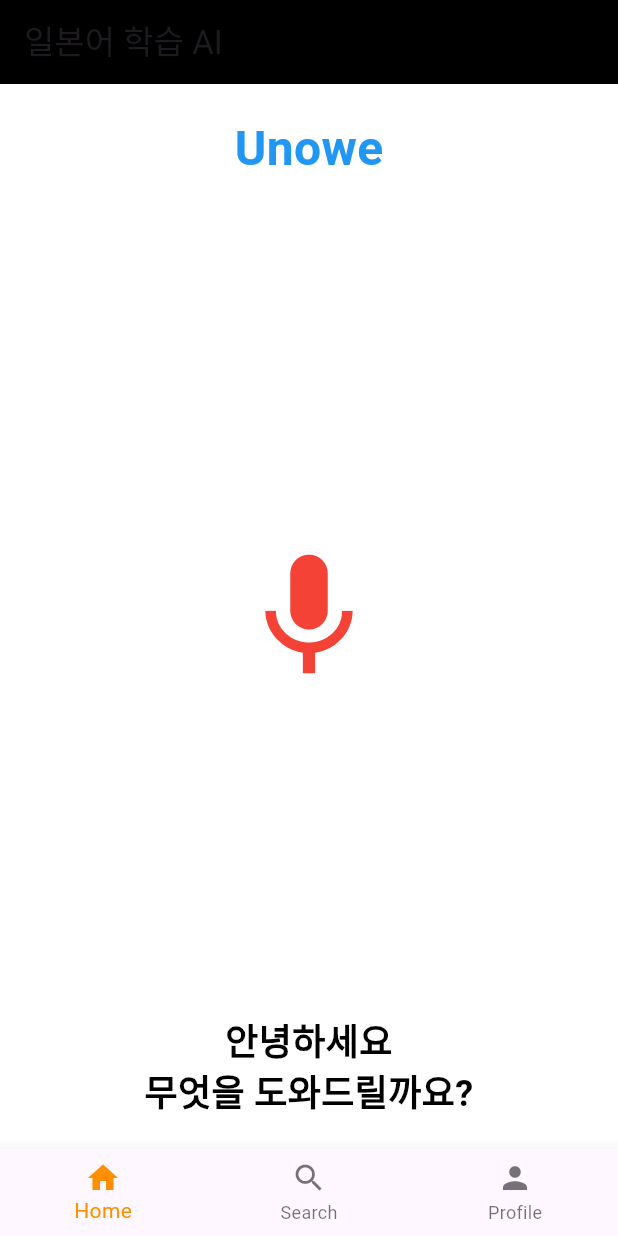
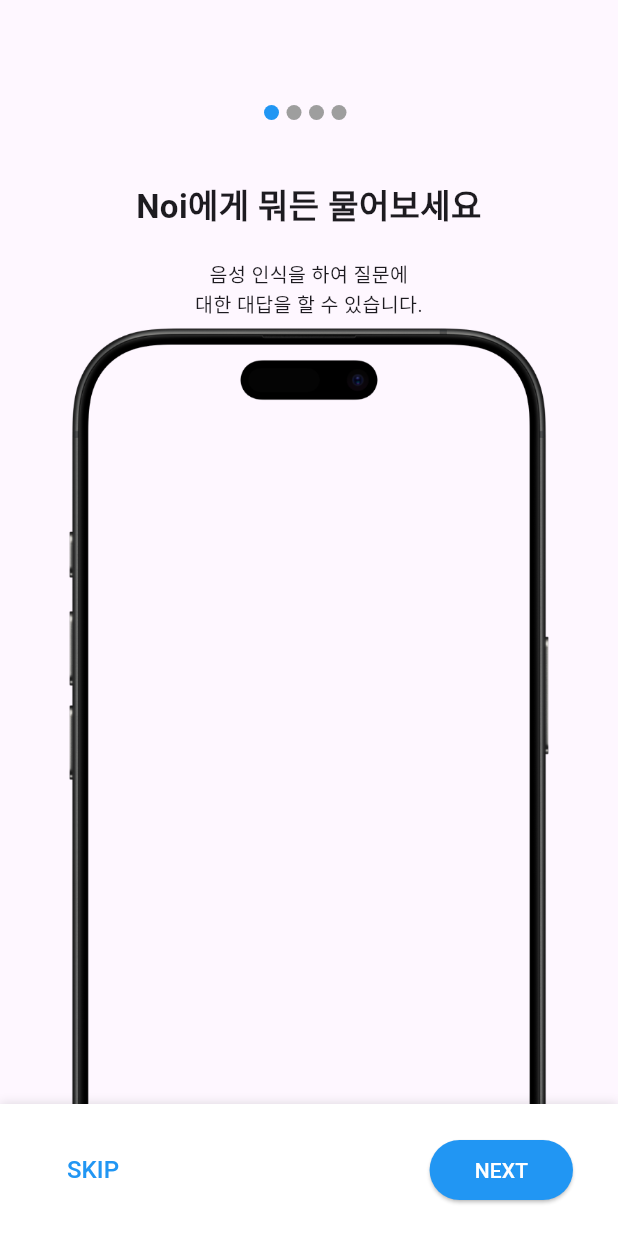
Before and after one commit to Hyun647/UnoweVision, a Flutter app: the screen it shows after launch, on a phone screen of 412 x 824 dp. Run offline on Flutter 3.47's test engine with Material 3 defaults, Android fonts, the phone set to English and light mode, and no system bars; our stand-ins replace flutter_dotenv, flutter_tts, permission_handler, speech_to_text; missing offline and left inert: google_speech.

Commit message:
온보딩 개발중

```diff
--- a/unowevision/lib/main.dart
+++ b/unowevision/lib/main.dart
@@ -3,18 +3,19 @@ import 'package:flutter_tts/flutter_tts.dart';
 import 'package:speech_to_text/speech_to_text.dart' as stt;
 import 'package:http/http.dart' as http;
 import 'dart:convert';
-import 'package:google_speech/google_speech.dart'; // google_speech 패키지 import
-import 'package:flutter_dotenv/flutter_dotenv.dart'; // flutter_dotenv 패키지 추가
+import 'package:google_speech/google_speech.dart';
+import 'package:flutter_dotenv/flutter_dotenv.dart';
 import 'dart:io';
-import 'package:permission_handler/permission_handler.dart'; // permission_handler 패키지 추가
+import 'package:permission_handler/permission_handler.dart';
+import 'screens/onboarding_screen.dart'; // 온보딩 화면 import
 
 void main() async {
-  WidgetsFlutterBinding.ensureInitialized(); // Flutter 프레임워크가 초기화될 때까지 대기
+  WidgetsFlutterBinding.ensureInitialized();
   try {
-    await dotenv.load(fileName: ".env"); // 환경 변수 로드
+    await dotenv.load(fileName: ".env");
     print('환경 변수 로드 성공');
   } catch (e) {
-    print('Error loading .env file: $e'); // 예외 처리 추가
+    print('Error loading .env file: $e');
   }
   runApp(MyApp());
 }
@@ -29,7 +30,10 @@ class MyApp extends StatelessWidget {
         primarySwatch: Colors.blue,
         visualDensity: VisualDensity.adaptivePlatformDensity,
       ),
-      home: HomeScreen(),
+      home: OnboardingScreen(), // 초기 화면을 OnboardingScreen으로 설정
+      routes: {
+        '/home': (context) => HomeScreen(), // HomeScreen으로 이동하기 위한 라우트 추가
+      },
     );
   }
 }
--- /dev/null
+++ b/unowevision/lib/screens/onboarding_screen.dart
@@ -0,0 +1,196 @@
+import 'package:flutter/material.dart';
+
+class OnboardingScreen extends StatefulWidget {
+  @override
+  _OnboardingScreenState createState() => _OnboardingScreenState();
+}
+
+class _OnboardingScreenState extends State<OnboardingScreen> {
+  final PageController _pageController = PageController();
+  int _currentPage = 0;
+
+  List<OnboardingPage> _pages = [
+    OnboardingPage(
+      title: 'Noi에게 뭐든 물어보세요',
+      description: '음성 인식을 하여 질문에\n대한 대답을 할 수 있습니다.',
+      image: 'assets/images/onboardingphone.png',
+    ),
+    OnboardingPage(
+      title: '일본어 교재 음성 제공',
+      description: '왼쪽 제스처를 사용하여 카메라를 열어보세요\nNoi가 TTS로 읽어드립니다.',
+      image: 'assets/images/onboardingphone.png',
+    ),
+    OnboardingPage(
+      title: '발음 피드백',
+      description: '음성 데이터 수집 후 일본어 데이터를 통해\n발음 정확도, 억양등의 피드백을 제공해 드립니다.',
+      image: 'assets/images/onboardingphone.png',
+    ),
+    OnboardingPage(
+      title: '학습 진도율 생성',
+      description: '교재 내 단원의 학습완료 여부, 피드백 데이터를\n저장하여 개인화된 학습 계획을 생성할 수 있습니다.',
+      image: 'assets/images/onboardingphone.png',
+    ),
+  ];
+
+  @override
+  Widget build(BuildContext context) {
+    return Scaffold(
+      body: Stack(
+        children: [
+          PageView.builder(
+            controller: _pageController,
+            itemCount: _pages.length,
+            onPageChanged: (int page) {
+              setState(() {
+                _currentPage = page;
+              });
+            },
+            itemBuilder: (context, index) {
+              return buildPageContent(_pages[index]);
+            },
+          ),
+          Positioned(
+            top: 70, // 점들을 조금 더 아래로 내림
+            left: 0,
+            right: 0,
+            child: Row(
+              mainAxisAlignment: MainAxisAlignment.center,
+              children: List.generate(
+                _pages.length,
+                (index) => buildDot(index),
+              ),
+            ),
+          ),
+          Positioned(
+            bottom: 0,
+            left: 0,
+            right: 0,
+            child: buildBottomButtons(),
+          ),
+        ],
+      ),
+    );
+  }
+
+  Widget buildPageContent(OnboardingPage page) {
+    return Padding(
+      padding: EdgeInsets.symmetric(horizontal: 40),
+      child: Column(
+        mainAxisAlignment: MainAxisAlignment.start,
+        children: [
+          SizedBox(height: 120), // 80에서 120으로 변경하여 더 아래로 내림
+          Text(
+            page.title,
+            style: TextStyle(fontSize: 22, fontWeight: FontWeight.bold),
+            textAlign: TextAlign.center,
+          ),
+          SizedBox(height: 20),
+          Text(
+            page.description,
+            style: TextStyle(fontSize: 13),
+            textAlign: TextAlign.center,
+          ),
+          Expanded(
+            child: Align(
+              alignment: Alignment.bottomCenter,
+              child: Image.asset(
+                page.image,
+                fit: BoxFit.contain,
+                width: double.infinity,
+              ),
+            ),
+          ),
+        ],
+      ),
+    );
+  }
+
+  Widget buildDot(int index) {
+    return Container(
+      height: 10,
+      width: 10,
+      margin: EdgeInsets.only(right: 5),
+      decoration: BoxDecoration(
+        shape: BoxShape.circle,
+        color: _currentPage == index ? Colors.blue : Colors.grey,
+      ),
+    );
+  }
+
+  Widget buildBottomButtons() {
+    return Container(
+      padding: EdgeInsets.symmetric(horizontal: 30, vertical: 20),
+      decoration: BoxDecoration(
+        color: Colors.white,
+        boxShadow: [
+          BoxShadow(
+            color: Colors.black12,
+            offset: Offset(0, -1),
+            blurRadius: 5,
+          ),
+        ],
+      ),
+      child: Row(
+        mainAxisAlignment: MainAxisAlignment.spaceBetween,
+        children: [
+          TextButton(
+            onPressed: () {
+              Navigator.pushReplacementNamed(context, '/home');
+            },
+            child: Text(
+              'SKIP',
+              style: TextStyle(
+                color: Colors.blue, // SKIP 버튼의 텍스트 색을 파란색으로 변경
+                fontSize: 16,
+              ),
+            ),
+          ),
+          _currentPage == _pages.length - 1
+              ? ElevatedButton(
+                  onPressed: () {
+                    Navigator.pushReplacementNamed(context, '/home');
+                  },
+                  child: Text('시작하기'),
+                  style: ElevatedButton.styleFrom(
+                    backgroundColor: Colors.blue,
+                    foregroundColor: Colors.white, // 텍스트 색상을 흰색으로 설정
+                    shape: RoundedRectangleBorder(
+                      borderRadius: BorderRadius.circular(20),
+                    ),
+                    padding: EdgeInsets.symmetric(horizontal: 30, vertical: 10),
+                  ),
+                )
+              : ElevatedButton(
+                  onPressed: () {
+                    _pageController.nextPage(
+                      duration: Duration(milliseconds: 300),
+                      curve: Curves.easeInOut,
+                    );
+                  },
+                  child: Text('NEXT'), // '다음'을 'NEXT'로 변경
+                  style: ElevatedButton.styleFrom(
+                    backgroundColor: Colors.blue,
+                    foregroundColor: Colors.white, // 텍스트 색상을 흰색으로 설정
+                    shape: RoundedRectangleBorder(
+                      borderRadius: BorderRadius.circular(20),
+                    ),
+                    padding: EdgeInsets.symmetric(horizontal: 30, vertical: 10),
+                  ),
+                ),
+        ],
+      ),
+    );
+  }
+}
+
+class OnboardingPage {
+  final String title;
+  final String description;
+  final String image;
+
+  OnboardingPage({
+    required this.title,
+    required this.description,
+    required this.image,
+  });
+}
--- a/unowevision/pubspec.yaml
+++ b/unowevision/pubspec.yaml
@@ -27,3 +27,5 @@ dev_dependencies:
 
 flutter:
   uses-material-design: true
+  assets:
+    - assets/images/onboardingphone.png
```
Also changed, not shown: unowevision/assets/images/onboardingphone.png (added), 1 other file.
